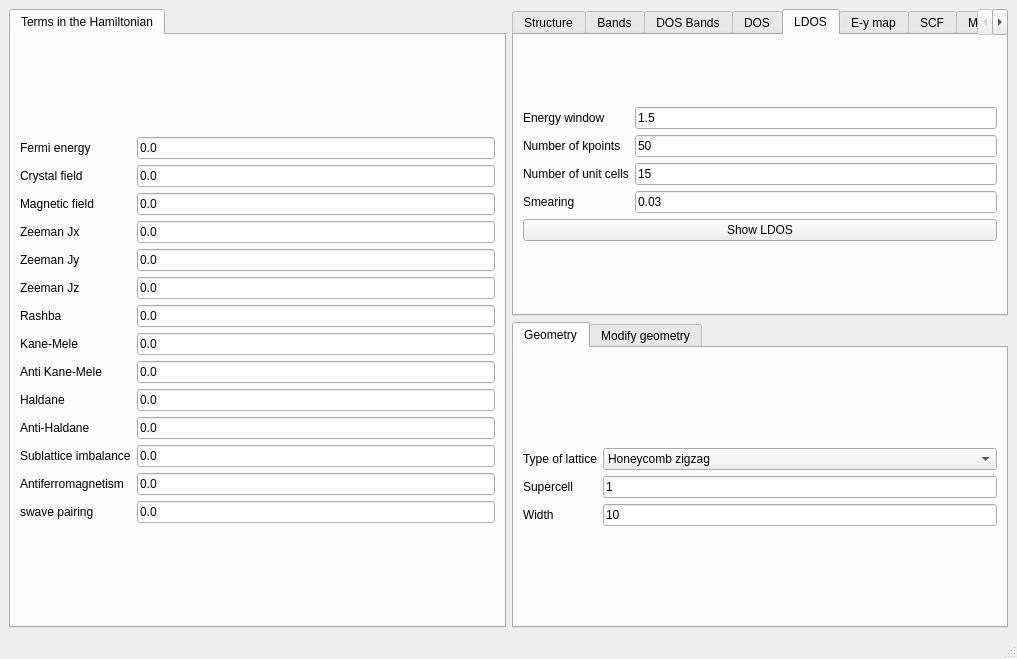
First picture: the form in development/interface-pyqt/1d/interface.ui, repository joselado/quantum-honeycomp, before the edit.
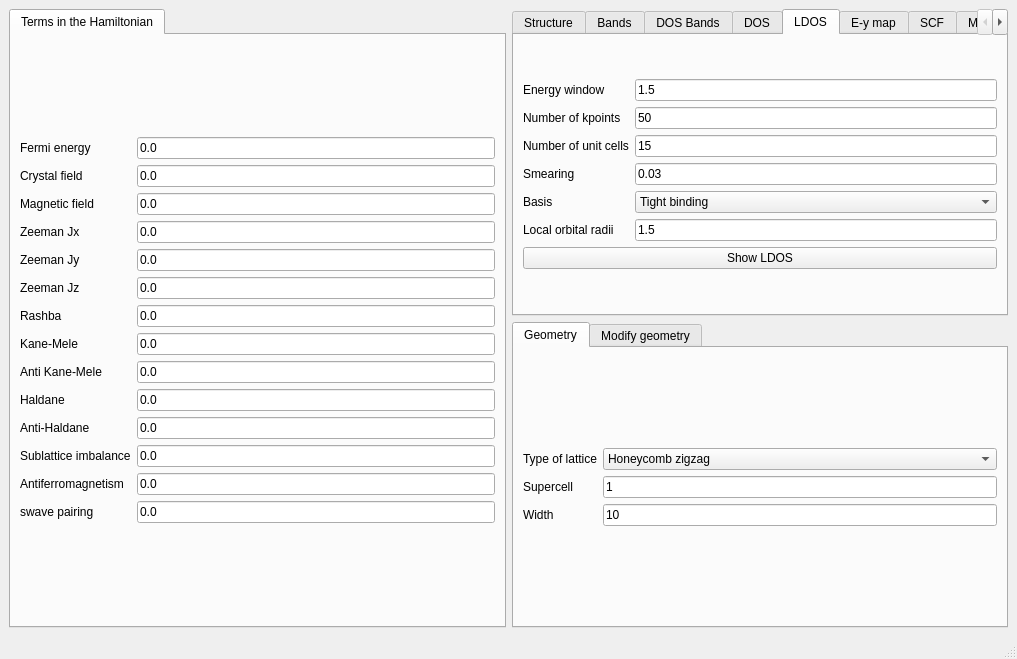
Second picture: the form after the edit. The open tabs and pages were chosen to show the change.

```diff
--- a/development/interface-pyqt/1d/interface.ui
+++ b/development/interface-pyqt/1d/interface.ui
@@ -552,7 +552,7 @@
             </property>
            </widget>
           </item>
-          <item row="4" column="0" colspan="2">
+          <item row="6" column="0" colspan="2">
            <widget class="QPushButton" name="show_multildos">
             <property name="text">
              <string>Show LDOS</string>
@@ -593,6 +593,47 @@
             </property>
            </widget>
           </item>
+          <item row="4" column="1">
+           <widget class="QComboBox" name="basis_ldos">
+            <property name="toolTip">
+             <string>Choose the basis of the LDOS, projection onto the tight binding basis, or directly in true real space assuming a certain atomic-like wavefunction</string>
+            </property>
+            <item>
+             <property name="text">
+              <string>Tight binding</string>
+             </property>
+            </item>
+            <item>
+             <property name="text">
+              <string>Real space atomic orbitals</string>
+             </property>
+            </item>
+           </widget>
+          </item>
+          <item row="5" column="1">
+           <widget class="QLineEdit" name="ratomic_ldos">
+            <property name="toolTip">
+             <string>Radii of the atomic-like wavefunctions put in every site. Only affects the result for ht eBasis &quot;Real space atomic orbitals&quot;</string>
+            </property>
+            <property name="text">
+             <string>1.5</string>
+            </property>
+           </widget>
+          </item>
+          <item row="4" column="0">
+           <widget class="QLabel" name="label_19">
+            <property name="text">
+             <string>Basis</string>
+            </property>
+           </widget>
+          </item>
+          <item row="5" column="0">
+           <widget class="QLabel" name="label_20">
+            <property name="text">
+             <string>Local orbital radii</string>
+            </property>
+           </widget>
+          </item>
          </layout>
         </item>
        </layout>
```
Left out of the diff: 20 changed lines with no effect on the pictures.
